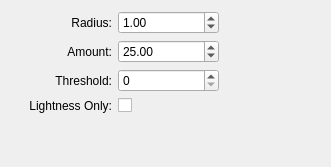
KDE/krita, file plugins/filters/unsharp/wdgunsharp.ui: the form before one commit.
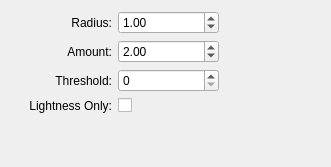
The form after the commit. Custom widgets are drawn as their Qt base class.

Commit message:
Set the default value for Unsharp Mask amount to 2
BUG:368101

```diff
--- a/plugins/filters/unsharp/wdgunsharp.ui
+++ b/plugins/filters/unsharp/wdgunsharp.ui
@@ -87,7 +87,7 @@
       <double>0.100000000000000</double>
      </property>
      <property name="value">
-      <double>25.000000000000000</double>
+      <double>2.000000000000000</double>
      </property>
     </widget>
    </item>
```
The commit also changes 1 other file.
